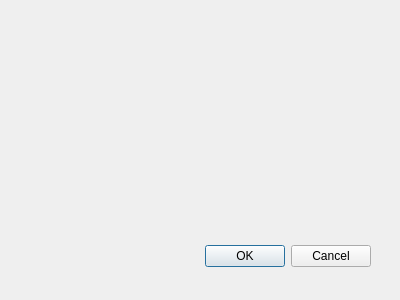
Old version of the form widgets/AssetPicker.ui in the repository Nakio195/OSSAM-Editor.
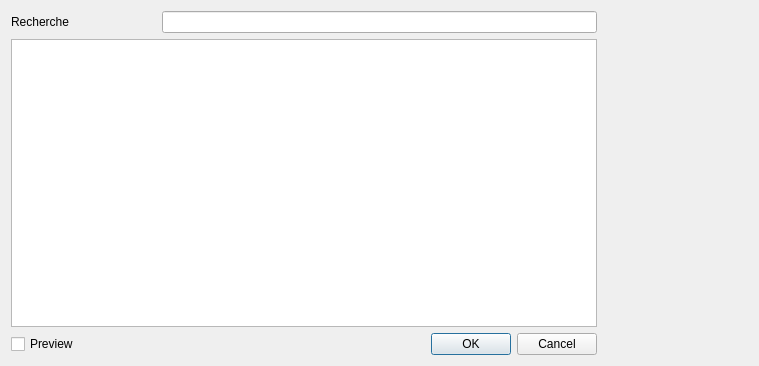
New version of the form. Custom widgets are drawn as their Qt base class.

Diff of the .ui file:
```diff
--- a/widgets/AssetPicker.ui
+++ b/widgets/AssetPicker.ui
@@ -3,36 +3,59 @@
  <comment></comment>
  <exportmacro></exportmacro>
  <class>Dialog</class>
- <widget class="QDialog" name="Dialog" >
-  <property name="geometry" >
+ <widget class="QDialog" name="Dialog">
+  <property name="geometry">
    <rect>
     <x>0</x>
     <y>0</y>
-    <width>400</width>
-    <height>300</height>
+    <width>759</width>
+    <height>366</height>
    </rect>
   </property>
   <property name="windowTitle" >
    <string>Dialog</string>
   </property>
-  <widget class="QDialogButtonBox" name="buttonBox" >
-   <property name="geometry" >
-    <rect>
-     <x>30</x>
-     <y>240</y>
-     <width>341</width>
-     <height>32</height>
-    </rect>
-   </property>
-   <property name="orientation" >
-    <enum>Qt::Horizontal</enum>
-   </property>
-   <property name="standardButtons" >
-    <set>QDialogButtonBox::Cancel|QDialogButtonBox::Ok</set>
-   </property>
-  </widget>
+  <layout class="QGridLayout" name="gridLayout">
+   <item row="1" column="0" rowspan="2" colspan="4">
+    <widget class="QListView" name="list"/>
+   </item>
+   <item row="3" column="0">
+    <widget class="QCheckBox" name="checkBox">
+     <property name="text">
+      <string>Preview</string>
+     </property>
+    </widget>
+   </item>
+   <item row="0" column="0">
+    <widget class="QLabel" name="label">
+     <property name="text">
+      <string>Recherche</string>
+     </property>
+    </widget>
+   </item>
+   <item row="0" column="1" colspan="3">
+    <widget class="QLineEdit" name="ln_search"/>
+   </item>
+   <item row="1" column="4" rowspan="2">
+    <widget class="AssetViewer" name="fileViewer" native="true"/>
+   </item>
+   <item row="3" column="1" colspan="3">
+    <widget class="QDialogButtonBox" name="buttonBox_2">
+     <property name="standardButtons">
+      <set>QDialogButtonBox::Cancel|QDialogButtonBox::Ok</set>
+     </property>
+    </widget>
+   </item>
+  </layout>
  </widget>
- <pixmapfunction></pixmapfunction>
+ <customwidgets>
+  <customwidget>
+   <class>AssetViewer</class>
+   <extends>QWidget</extends>
+   <header>FileManager/FileViewer.h</header>
+   <container>1</container>
+  </customwidget>
+ </customwidgets>
  <resources/>
  <connections>
   <connection>
```
Left out of the diff: 40 changed lines with no effect on the pictures.
